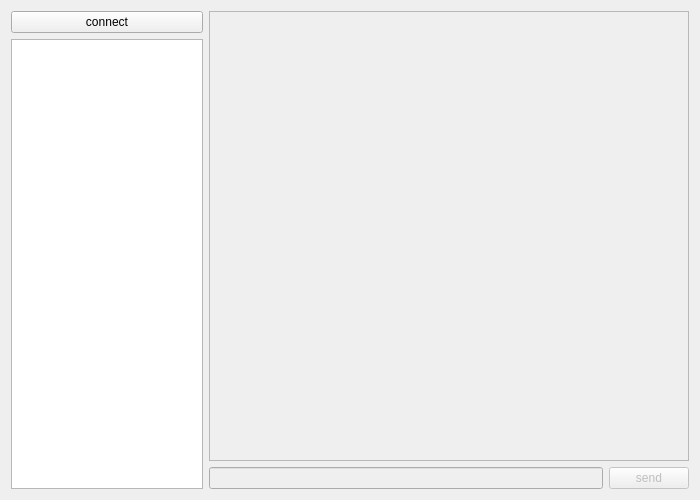
Qt form Client/window.ui (IldarS2000/Messenger) before a commit.
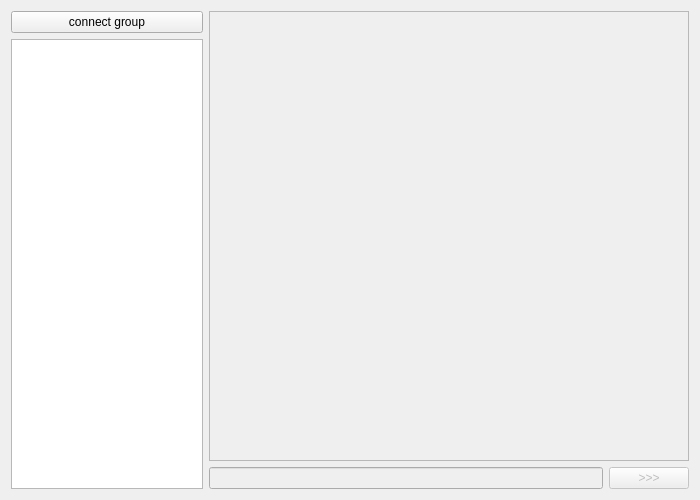
The same form after that commit.

```diff
--- a/Client/window.ui
+++ b/Client/window.ui
@@ -19,7 +19,7 @@
      <item>
       <widget class="QPushButton" name="connectButton">
        <property name="text">
-        <string>connect</string>
+        <string>connect group</string>
        </property>
       </widget>
      </item>
@@ -55,7 +55,7 @@
           <bool>false</bool>
          </property>
          <property name="text">
-          <string>send</string>
+          <string>&gt;&gt;&gt;</string>
          </property>
          <property name="default">
           <bool>true</bool>
```
